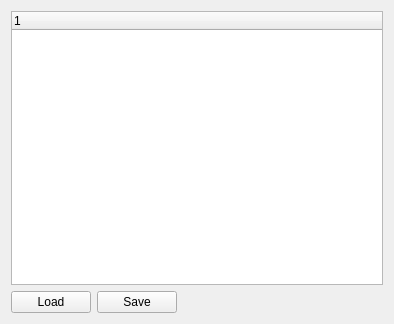
Above: src/ui/protocol_widget.ui from public0821/npg before the change. Below: the same form after it.
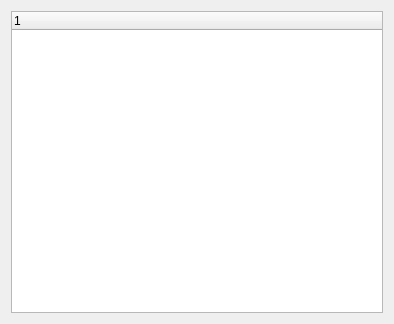
That is the form after the change. Custom widgets are drawn as their Qt base class.

Diff of the .ui file:
```diff
--- a/src/ui/protocol_widget.ui
+++ b/src/ui/protocol_widget.ui
@@ -14,10 +14,10 @@
    <string>Form</string>
   </property>
   <layout class="QGridLayout" name="gridLayout_2">
-   <item row="6" column="0" colspan="3">
+   <item row="5" column="0" colspan="2">
     <layout class="QHBoxLayout" name="advanced_layout"/>
    </item>
-   <item row="1" column="0" colspan="3">
+   <item row="1" column="0" colspan="2">
     <widget class="ProtocolTree" name="treeWidget">
      <property name="frameShape">
       <enum>QFrame::StyledPanel</enum>
@@ -37,6 +37,9 @@
      <attribute name="headerHighlightSections">
       <bool>true</bool>
      </attribute>
+     <attribute name="headerHighlightSections">
+      <bool>true</bool>
+     </attribute>
      <column>
       <property name="text">
        <string notr="true">1</string>
@@ -44,36 +47,9 @@
      </column>
     </widget>
    </item>
-   <item row="0" column="0" colspan="3">
+   <item row="0" column="0" colspan="2">
     <layout class="QHBoxLayout" name="protocol_layout"/>
    </item>
-   <item row="3" column="0">
-    <widget class="QPushButton" name="load_config_button">
-     <property name="text">
-      <string>Load</string>
-     </property>
-    </widget>
-   </item>
-   <item row="3" column="1">
-    <widget class="QPushButton" name="save_config_button">
-     <property name="text">
-      <string>Save</string>
-     </property>
-    </widget>
-   </item>
-   <item row="3" column="2">
-    <spacer name="horizontalSpacer">
-     <property name="orientation">
-      <enum>Qt::Horizontal</enum>
-     </property>
-     <property name="sizeHint" stdset="0">
-      <size>
-       <width>40</width>
-       <height>20</height>
-      </size>
-     </property>
-    </spacer>
-   </item>
   </layout>
  </widget>
  <customwidgets>
```
